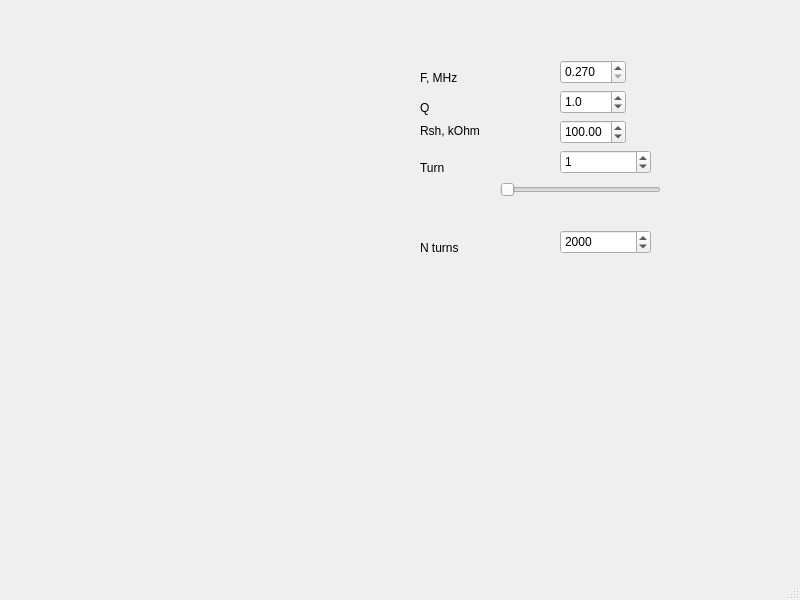
This is wi.ui in vitaliibalakin/dr_microwave as Qt 5 draws it before an edit. The edited form follows.
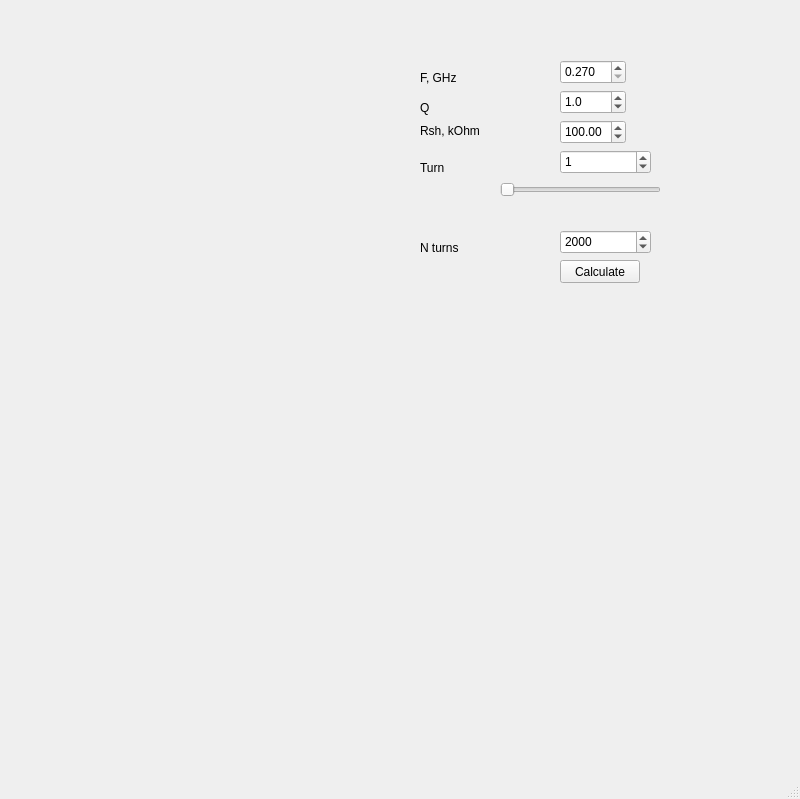
This is the edited form.

Commit message: pyqt5 now

Diff of the .ui file:
```diff
--- a/wi.ui
+++ b/wi.ui
@@ -7,7 +7,7 @@
     <x>0</x>
     <y>0</y>
     <width>800</width>
-    <height>600</height>
+    <height>799</height>
    </rect>
   </property>
   <property name="windowTitle">
@@ -20,7 +20,7 @@
       <x>80</x>
       <y>30</y>
       <width>321</width>
-      <height>511</height>
+      <height>721</height>
      </rect>
     </property>
    </widget>
@@ -47,7 +47,7 @@
      </rect>
     </property>
     <property name="text">
-     <string>F, MHz</string>
+     <string>F, GHz</string>
     </property>
    </widget>
    <widget class="QLabel" name="label_3">
@@ -206,6 +206,29 @@
      <number>2000</number>
     </property>
    </widget>
+   <widget class="QPushButton" name="button_calculate">
+    <property name="geometry">
+     <rect>
+      <x>560</x>
+      <y>260</y>
+      <width>80</width>
+      <height>23</height>
+     </rect>
+    </property>
+    <property name="text">
+     <string>Calculate</string>
+    </property>
+   </widget>
+   <widget class="QWidget" name="output_fft" native="true">
+    <property name="geometry">
+     <rect>
+      <x>420</x>
+      <y>590</y>
+      <width>361</width>
+      <height>151</height>
+     </rect>
+    </property>
+   </widget>
   </widget>
   <widget class="QMenuBar" name="menubar">
    <property name="geometry">
```
The commit also changes 1 other file.
